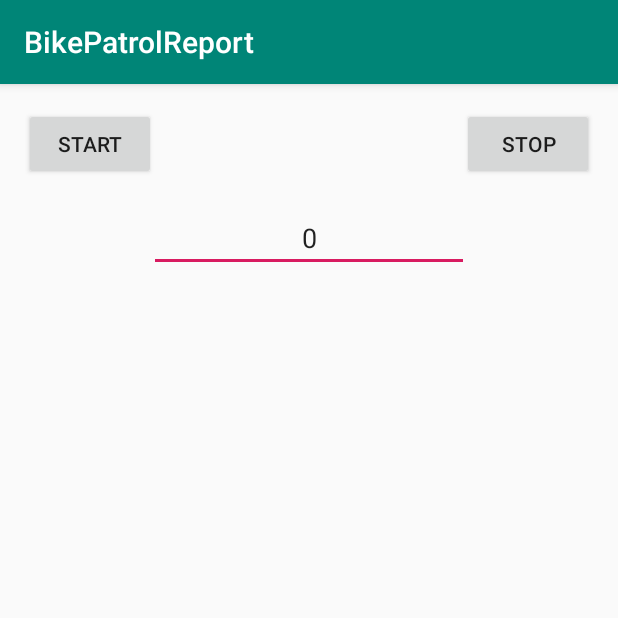
After one commit to pauldshep/BikePatrolReport, an Android app: the TimerActivity screen opened directly, with no data from a screen before it, on a phone screen of 412 x 824 dp, the top half of it. The commit adds this screen. Run offline under Robolectric (Android 15) with nearby library versions, the phone set to English and light mode, and no system bars; 1 statement that could not run was skipped.

Commit message:
Started Timer Activity

```diff
--- a/app/src/main/AndroidManifest.xml
+++ b/app/src/main/AndroidManifest.xml
@@ -9,7 +9,8 @@
             android:roundIcon="@mipmap/ic_launcher_round_patrol"
             android:supportsRtl="true"
             android:theme="@style/AppTheme">
-        <activity android:name=".TrailSelectionActivity"></activity>
+        <activity android:name=".TimerActivity"></activity>
+        <activity android:name=".TrailSelectionActivity" />
         <activity android:name=".PatrolLocationActivity" />
         <activity android:name=".MainActivity">
             <intent-filter>
--- /dev/null
+++ b/app/src/main/java/com/sss/bikepatrolreport/TimerActivity.java
@@ -0,0 +1,260 @@
+package com.sss.bikepatrolreport;
+
+import android.content.Context;
+import android.content.SharedPreferences;
+import android.support.v7.app.AppCompatActivity;
+import android.os.Bundle;
+import android.view.View;
+import android.widget.Button;
+import android.widget.EditText;
+import android.widget.Toast;
+
+import java.util.Date;
+
+import static android.preference.PreferenceManager.getDefaultSharedPreferences;
+
+/**
+ * Class TimerActivity.  Encapsulates Bike Patrol report timing functions
+ */
+public class TimerActivity extends AppCompatActivity
+{
+    private final static String TAG = "timerActivity";
+
+    private final static String PATROL_TIMER_STATE = "patrol_timer_state";
+    private final static String PATROL_TIMER_START = "patrol_timer_start";
+    private final static String PATROL_TIMER_STOP  = "patrol_timer_stop";
+
+    private SharedPreferences.Editor mSharedPrefEditor;
+
+    private EditText mEditTextElapsed;
+
+    /**
+     * Implements the android lifecycle onCreate function
+     * @param savedInstanceState
+     */
+    @Override
+    protected void onCreate(Bundle savedInstanceState)
+    {
+        super.onCreate(savedInstanceState);
+        setContentView(R.layout.activity_timer);
+
+        // get access to persistent timer settings
+        Context           app_context = getApplicationContext();
+        SharedPreferences shared_pref = getDefaultSharedPreferences(app_context);
+        mSharedPrefEditor             = shared_pref.edit();
+
+        mEditTextElapsed = findViewById(R.id.editText_elapsed_time);
+
+        Button button_start = findViewById(R.id.button_start);
+        button_start.setOnClickListener(new View.OnClickListener()
+        {
+            @Override
+            public void onClick(View view)
+            {
+                startTimer();
+            }
+        });
+
+        Button button_stop = findViewById(R.id.button_stop);
+        button_stop.setOnClickListener(new View.OnClickListener()
+        {
+            @Override
+            public void onClick(View view)
+            {
+                stopTimer();
+            }
+        });
+
+        // start the update display thread
+        new Thread(new UpdateDisplayThread()).start();
+
+    }   // end onCreate()
+
+
+        ////////////////////////////////////////////////////////////////////////
+        /////////////////////// PRIVATE MEMBER FUNCTIONS ///////////////////////
+        ////////////////////////////////////////////////////////////////////////
+        /**
+         * Starts the timer if its not already running.
+         */
+        private void startTimer()
+        {
+            Toast.makeText(this, "Starting Timer", Toast.LENGTH_LONG).show();
+
+            if(getTimerState())
+            {
+                // timer is running, don't do anything
+            }
+            else
+            {
+                // timer is not running, start it
+                long time_stamp = (new Date()).getTime();
+                setTimerStart(time_stamp);
+                setTimerState(true);
+            }
+        }
+
+
+        /**
+         * Stops the timer if its running
+         */
+        private void stopTimer ()
+        {
+            Toast.makeText(this, "Stopping Timer", Toast.LENGTH_LONG).show();
+
+            if(getTimerState())
+            {
+                // timer is running, stop the timer
+                long time_stamp = (new Date()).getTime();
+                setTimerStop(time_stamp);
+                setTimerState(false);
+            }
+            else
+            {
+                // timer is not running don't do anything
+            }
+
+        }
+
+
+    /**
+     * Get current state of timer: running or not.
+     * @return true if the timer is running, false otherwise
+     */
+    private boolean getTimerState()
+    {
+        Context           app_context = getApplicationContext();
+        SharedPreferences shared_pref = getDefaultSharedPreferences(app_context);
+        return shared_pref.getBoolean(PATROL_TIMER_STATE, false);
+    }
+
+
+    /**
+     * Sets current state of timer: running or not.  This value is written to
+     * persistence storage.
+     * @param timerState true if the timer is running, false otherwise
+     */
+    private void setTimerState(boolean timerState)
+    {
+        Context           app_context = getApplicationContext();
+        SharedPreferences shared_pref = getDefaultSharedPreferences(app_context);
+        SharedPreferences.Editor pref_editor = shared_pref.edit();
+        pref_editor.putBoolean(PATROL_TIMER_STATE, timerState);
+        pref_editor.commit();
+    }
+
+
+    /**
+     * Get the timer start timestamp from persistence.  This value is the
+     * number of milliseconds since January 1, 1970, 00:00:00 GMT
+     * @return timer start time
+     */
+    private long getTimerStart()
+    {
+        Context           app_context = getApplicationContext();
+        SharedPreferences shared_pref = getDefaultSharedPreferences(app_context);
+        return shared_pref.getLong(PATROL_TIMER_START, 0);
+    }
+
+
+    /**
+     * Set the timer start timestamp in persistence.  This value should be the
+     * number of milliseconds since January 1, 1970, 00:00:00 GMT
+     * @return timer start time
+     */
+    private void setTimerStart(long timerStart)
+    {
+        Context           app_context = getApplicationContext();
+        SharedPreferences shared_pref = getDefaultSharedPreferences(app_context);
+        SharedPreferences.Editor pref_editor = shared_pref.edit();
+        pref_editor.putLong(PATROL_TIMER_START, timerStart);
+        pref_editor.commit();
+    }
+
+
+    /**
+     * Get the timer stop timestamp from persistence.  This value is the
+     * number of milliseconds since January 1, 1970, 00:00:00 GMT
+     * @return timer start time
+     */
+    private long getTimerStop()
+    {
+        Context           app_context = getApplicationContext();
+        SharedPreferences shared_pref = getDefaultSharedPreferences(app_context);
+        return shared_pref.getLong(PATROL_TIMER_STOP, 0);
+    }
+
+
+    /**
+     * Set the timer stop timestamp in persistence.  This value should be the
+     * number of milliseconds since January 1, 1970, 00:00:00 GMT
+     * @return timer start time
+     */
+    private void setTimerStop(long timerStop)
+    {
+        Context           app_context = getApplicationContext();
+        SharedPreferences shared_pref = getDefaultSharedPreferences(app_context);
+        SharedPreferences.Editor pref_editor = shared_pref.edit();
+        pref_editor.putLong(PATROL_TIMER_START, timerStop);
+        pref_editor.commit();
+    }
+
+
+    /**
+     * Update the timer display
+     */
+    private void updateTimerDisplay()
+    {
+        if(getTimerState())
+        {
+            // here the timer is running
+            Long timer_start = getTimerStart();
+            Long timer_curr  = (new Date()).getTime();
+            Long elap_secs   = (timer_curr - timer_start) / 1000;
+            mEditTextElapsed.setText(elap_secs.toString());
+        }
+        else
+        {
+            // here the timer is not running
+            Long timer_start = getTimerStart();
+            Long timer_curr  = getTimerStop();
+            Long elap_secs   = (timer_curr - timer_start) / 1000;
+            mEditTextElapsed.setText(elap_secs.toString());
+        }
+    }
+
+
+    ////////////////////////////////////////////////////////////////////////////
+    ///////////////////////////// INTERNAL CLASSES /////////////////////////////
+    ////////////////////////////////////////////////////////////////////////////
+    /**
+     * Class UpdateDisplay.  Updates the elapsed time display in a background
+     * thread.
+     */
+    class UpdateDisplayThread implements Runnable
+    {
+        public boolean update_loop;
+
+        @Override
+        public void run()
+        {
+            update_loop = true;
+
+            while(update_loop)
+            {
+                updateTimerDisplay();
+
+                try
+                {
+                    Thread.sleep(500);
+                }
+                catch(InterruptedException ie)
+                {
+                    ie.printStackTrace();
+                }
+            }
+
+        }
+    }   // end class UpdateDisplayThread implements Runnable
+
+}   // end public class TimerActivity extends AppCompatActivity
--- /dev/null
+++ b/app/src/main/res/layout/activity_timer.xml
@@ -0,0 +1,39 @@
+<?xml version="1.0" encoding="utf-8"?>
+<android.support.constraint.ConstraintLayout xmlns:android="http://schemas.android.com/apk/res/android"
+        xmlns:app="http://schemas.android.com/apk/res-auto"
+        xmlns:tools="http://schemas.android.com/tools"
+        android:layout_width="match_parent"
+        android:layout_height="match_parent"
+        tools:context=".TimerActivity">
+
+    <Button
+            android:id="@+id/button_start"
+            android:layout_width="wrap_content"
+            android:layout_height="wrap_content"
+            android:layout_marginStart="16dp"
+            android:layout_marginTop="16dp"
+            android:text="@string/timer_start_btn"
+            app:layout_constraintStart_toStartOf="parent"
+            app:layout_constraintTop_toTopOf="parent" />
+    <Button
+            android:id="@+id/button_stop"
+            android:layout_width="wrap_content"
+            android:layout_height="wrap_content"
+            android:layout_marginTop="16dp"
+            android:layout_marginEnd="16dp"
+            android:text="@string/timer_stop_btn"
+            app:layout_constraintEnd_toEndOf="parent"
+            app:layout_constraintTop_toTopOf="parent" />
+    <EditText
+            android:id="@+id/editText_elapsed_time"
+            android:layout_width="wrap_content"
+            android:layout_height="wrap_content"
+            android:layout_marginTop="16dp"
+            android:ems="10"
+            android:inputType="time"
+            android:text="00:00:00"
+            android:textAlignment="center"
+            app:layout_constraintEnd_toEndOf="parent"
+            app:layout_constraintStart_toStartOf="parent"
+            app:layout_constraintTop_toBottomOf="@+id/button_start" />
+</android.support.constraint.ConstraintLayout>
--- a/app/src/main/res/menu/activity_actionbar_menu.xml
+++ b/app/src/main/res/menu/activity_actionbar_menu.xml
@@ -1,6 +1,12 @@
 <?xml version="1.0" encoding="utf-8"?>
 <menu xmlns:android="http://schemas.android.com/apk/res/android"
         xmlns:app="http://schemas.android.com/apk/res-auto">
+
+    <!-- timer display -->
+    <item
+            android:id="@+id/action_bar_timer"
+            android:title="@string/action_bar_timer"
+            app:showAsAction="never"/>
 
     <!-- display settings dialog -->
     <item
--- a/app/src/main/res/values/strings.xml
+++ b/app/src/main/res/values/strings.xml
@@ -24,6 +24,7 @@
     <string name="submit_report">Submit</string>
 
     <string name="action_bar_title">Bike Patrol Report</string>
+    <string name="action_bar_timer">Timer</string>
     <string name="action_bar_settings">Settings</string>
     <string name="action_bar_trails">Trails</string>
     <string name="action_bar_save">Save</string>
```
Also changed, not shown: app/src/main/java/com/sss/bikepatrolreport/MainActivity.java (+20 -0 lines).
